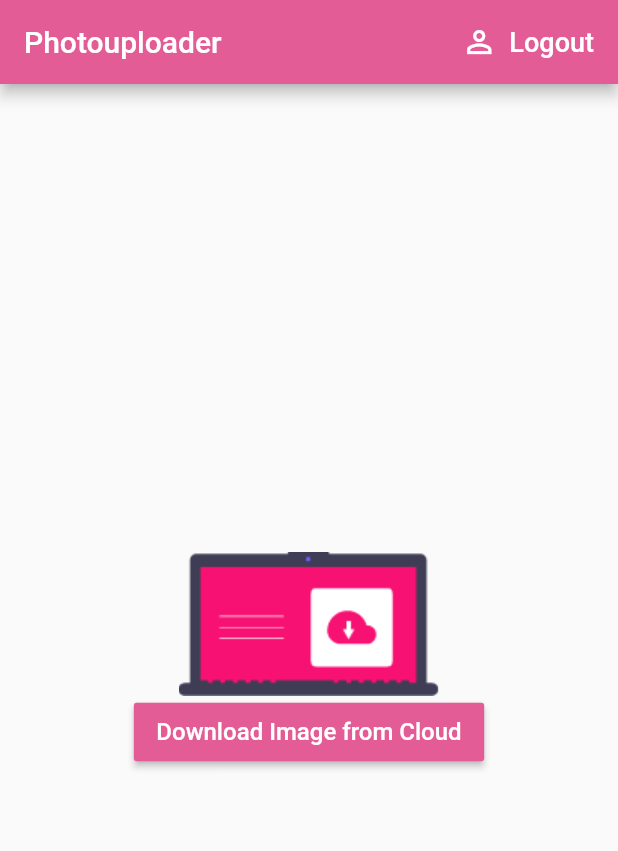
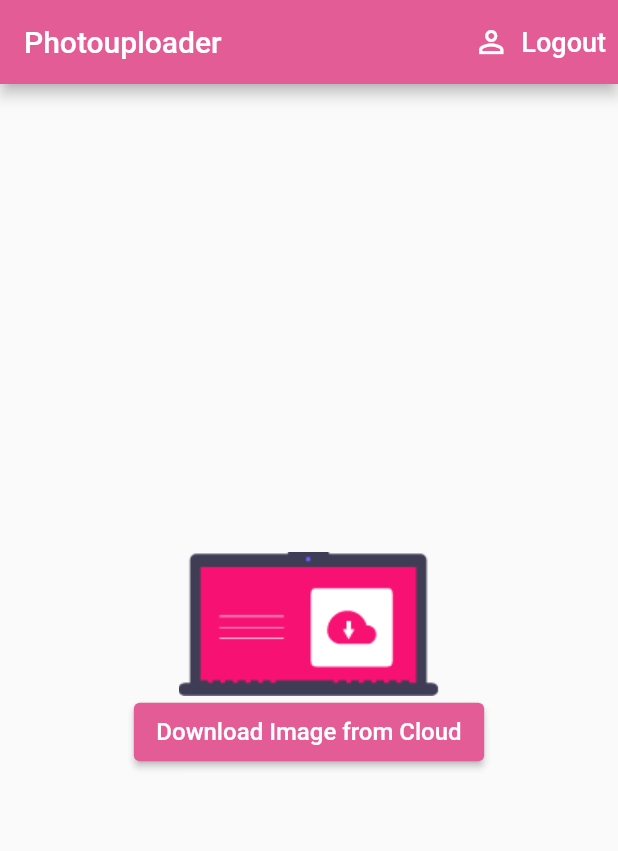
Before and after one commit to MichaelRinglein/photouploader, a Flutter app: the screen it shows once a user with an empty profile is signed in, after a tap on the "add" icon, on a phone screen of 412 x 824 dp. Shown: the top 851 px of the screen. Run offline on Flutter 3.47's test engine with Material 2 defaults, Android fonts, the phone set to English and light mode, and no system bars; our stand-ins replace firebase_auth, firebase_core, firebase_storage, flutter_spinkit, google_sign_in, image_picker; accounts and stored records are empty; network calls fail.

Commit message:
refactor: migrate & added web

```diff
--- a/lib/authenticate/sign_in.dart
+++ b/lib/authenticate/sign_in.dart
@@ -1,8 +1,7 @@
 import 'package:flutter/material.dart';
 import 'package:photouploader/services/auth.dart';
 import 'package:photouploader/services/loading.dart';
-import 'package:flutter_auth_buttons/flutter_auth_buttons.dart';
-
+//import 'package:flutter_auth_buttons/flutter_auth_buttons.dart';
 
 class SignIn extends StatefulWidget {
   @override
@@ -10,18 +9,20 @@ class SignIn extends StatefulWidget {
 }
 
 class _SignInState extends State<SignIn> {
-
   final AuthService _auth = AuthService();
   bool loading = false;
 
   @override
   Widget build(BuildContext context) {
-    return loading ? Loading() : Scaffold(
+    return loading
+        ? Loading()
+        : Scaffold(
             appBar: AppBar(
               title: Text(
                 'Sign In',
                 style: TextStyle(
-            color: Colors.white,),
+                  color: Colors.white,
+                ),
               ),
               backgroundColor: Color.fromRGBO(228, 92, 150, 1.0),
             ),
@@ -29,9 +30,12 @@ class _SignInState extends State<SignIn> {
               child: Column(
                 mainAxisAlignment: MainAxisAlignment.center,
                 children: [
-            RaisedButton.icon(
-              padding: EdgeInsets.symmetric(horizontal: 15, vertical: 10),
-              color: Color.fromRGBO(228, 92, 150, 1.0),
+                  ElevatedButton.icon(
+                    style: ElevatedButton.styleFrom(
+                      padding:
+                          EdgeInsets.symmetric(horizontal: 15, vertical: 10),
+                      primary: Color.fromRGBO(228, 92, 150, 1.0),
+                    ),
                     label: Text(
                       'Sign In Anonymously',
                       style: TextStyle(
@@ -47,22 +51,6 @@ class _SignInState extends State<SignIn> {
                       setState(() => loading = true);
                       loading = true;
                       dynamic result = await _auth.signInAnonym();
-                if (result == null) {
-                  setState(() => loading = false);
-                  print('Error while signing in');
-                } else {
-                  setState(() => loading = false);
-                  print('Signed in with result.uid:');
-                  print(result.uid);
-                }
-              },
-            ),
-            GoogleSignInButton(
-              darkMode: true,
-              onPressed: () async {
-                setState(() => loading = true);
-                loading = true;
-                dynamic result = await _auth.signInWithGoogle();
                       if (result == null) {
                         setState(() => loading = false);
                         print('Error while signing in');
@@ -102,7 +90,6 @@ class _SignInState extends State<SignIn> {
             ),*/
                 ],
               ),
-      )
-    );
+            ));
   }
 }
--- a/lib/main.dart
+++ b/lib/main.dart
@@ -1,5 +1,6 @@
 import 'package:flutter/material.dart';
 import 'package:image_picker/image_picker.dart';
+
 import 'dart:async';
 import 'dart:io';
 import 'package:firebase_core/firebase_core.dart';
@@ -9,19 +10,19 @@ import 'package:photouploader/services/downloader.dart';
 import 'package:photouploader/services/uploader.dart';
 import 'package:photouploader/wrapper.dart';
 import 'package:provider/provider.dart';
+import 'package:flutter/foundation.dart' show kIsWeb;
 
-Future<void> main()  async {
+Future<void> main() async {
   WidgetsFlutterBinding.ensureInitialized();
   await Firebase.initializeApp();
   runApp(MyApp());
 }
 
 class MyApp extends StatelessWidget {
-
   @override
   Widget build(BuildContext context) {
-
     return StreamProvider<UserModel>.value(
+      initialData: UserModel(),
       value: AuthService().user,
       child: MaterialApp(
         title: 'Photouploader',
@@ -45,14 +46,14 @@ class MyHomePage extends StatefulWidget {
 }
 
 class _MyHomePageState extends State<MyHomePage> {
-
   File _image;
   final _picker = ImagePicker();
 
   Future getImage() async {
-    final pickedFile = await _picker.getImage(source: ImageSource.gallery);
+    final pickedFile =
+        await _picker.pickImage(source: ImageSource.gallery, maxHeight: 300);
 
-    setState((){
+    setState(() {
       _image = File(pickedFile.path);
     });
   }
@@ -71,23 +72,20 @@ class _MyHomePageState extends State<MyHomePage> {
       appBar: AppBar(
         title: Text(
           widget.title,
-          style: TextStyle(
-          color: Colors.white),
+          style: TextStyle(color: Colors.white),
         ),
         backgroundColor: Color.fromRGBO(228, 92, 150, 1.0),
         actions: <Widget>[
-          FlatButton.icon(
+          TextButton.icon(
             icon: Icon(
               Icons.person_outline,
               color: Colors.white,
             ),
-            label: Text(
-              'Logout',
+            label: Text('Logout',
                 style: TextStyle(
                   color: Colors.white,
                   fontSize: 18,
-              )
-            ),
+                )),
             onPressed: () async {
               await _auth.signOut();
             },
@@ -100,27 +98,37 @@ class _MyHomePageState extends State<MyHomePage> {
           child: Column(
             mainAxisAlignment: MainAxisAlignment.center,
             children: <Widget>[
-              _image == null ?
-              Column(
+              _image == null
+                  ? Column(children: [
+                      Downloader(),
+                    ])
+                  : Column(
                       children: [
-                  Downloader(),
-                ]
+                        kIsWeb == true
+                            ? Image.network(
+                                _image.path,
                               )
-              :
-              Column(
-                children: [
-                  Image.file(_image, height: 300,),
+                            : Image.file(File(
+                                _image.path,
+                              )),
+/*
+                        Image.file(
+                          _image,
+                          height: 300,
+                        ),
+                        */
                         Uploader(file: _image),
-                  RaisedButton.icon(
-                    padding: EdgeInsets.symmetric(horizontal: 15, vertical: 10),
-                    color: Color.fromRGBO(228, 92, 150, 1.0),
-                    label: Text(
-                        'Delete image',
+                        ElevatedButton.icon(
+                          style: ElevatedButton.styleFrom(
+                            padding: EdgeInsets.symmetric(
+                                horizontal: 15, vertical: 10),
+                            primary: Color.fromRGBO(228, 92, 150, 1.0),
+                          ),
+                          label: Text('Delete image',
                               style: TextStyle(
                                 color: Colors.white,
                                 fontSize: 16,
-                        )
-                    ),
+                              )),
                           icon: Icon(
                             Icons.delete_outline,
                             color: Colors.white,
--- a/lib/services/downloader.dart
+++ b/lib/services/downloader.dart
@@ -9,8 +9,8 @@ class Downloader extends StatefulWidget {
 }
 
 class _DownloaderState extends State<Downloader> {
-
-  final FirebaseStorage _storage = FirebaseStorage(storageBucket: 'gs://photouploader-bff44.appspot.com/');
+  final FirebaseStorage _storage = FirebaseStorage.instanceFor(
+      bucket: 'gs://photouploader-bff44.appspot.com/');
   String _url;
   bool noImage = false;
 
@@ -24,7 +24,7 @@ class _DownloaderState extends State<Downloader> {
       setState(() {
         String url = _url;
       });
-    } catch(e) {
+    } catch (e) {
       print(e.toString());
 
       setState(() {
@@ -33,7 +33,6 @@ class _DownloaderState extends State<Downloader> {
     }
 
     print(noImage);
-
   }
 
   void _deleteImage() {
@@ -44,13 +43,14 @@ class _DownloaderState extends State<Downloader> {
 
   @override
   Widget build(BuildContext context) {
-      return (
-      _url != null ?
-      Column(
+    return (_url != null
+        ? Column(
             children: [
-          RaisedButton.icon(
+              ElevatedButton.icon(
+                style: ElevatedButton.styleFrom(
                   padding: EdgeInsets.symmetric(horizontal: 15, vertical: 10),
-            color: Color.fromRGBO(228, 92, 150, 1.0),
+                  primary: Color.fromRGBO(228, 92, 150, 1.0),
+                ),
                 label: Text(
                   'Delete image',
                   style: TextStyle(
@@ -66,15 +66,16 @@ class _DownloaderState extends State<Downloader> {
               )
             ],
           )
-      :
-      Column(
+        : Column(
             children: [
               Image(
                 image: AssetImage('assets/laptop.png'),
               ),
-          RaisedButton(
+              ElevatedButton(
+                style: ElevatedButton.styleFrom(
                   padding: EdgeInsets.symmetric(horizontal: 15, vertical: 10),
-            color: Color.fromRGBO(228, 92, 150, 1.0),
+                  primary: Color.fromRGBO(228, 92, 150, 1.0),
+                ),
                 child: Text(
                   'Download Image from Cloud',
                   style: TextStyle(
@@ -84,18 +85,15 @@ class _DownloaderState extends State<Downloader> {
                 ),
                 onPressed: _startDownload,
               ),
-          noImage == true ?
-          Text(
+              noImage == true
+                  ? Text(
                       'No image in database yet. Please upload an image',
                       style: TextStyle(
                         color: Colors.red,
                       ),
-          ) :
-          Container(),
+                    )
+                  : Container(),
             ],
-      )
-      );
-
+          ));
   }
-
 }
```
Also changed, not shown: lib/services/uploader.dart (+22 -16 lines), pubspec.yaml (+10 -9 lines), pubspec.lock, 1 other file. Lines whose indentation alone changed are shown as unchanged.
